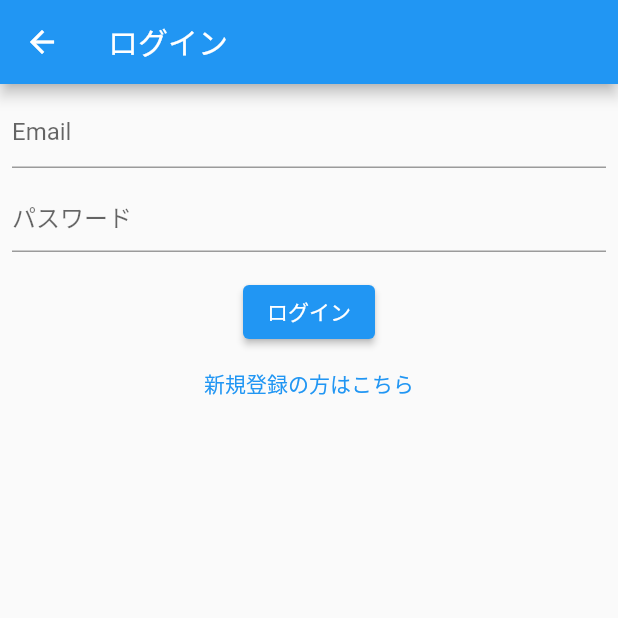
After one commit to levure-s/FanCale, a Flutter app: the LoginPage screen opened directly, on a phone screen of 412 x 824 dp, the top half of it. The commit adds this screen. Run offline on Flutter 3.47's test engine with Material 2 defaults, Android fonts, the phone set to English and light mode, and no system bars; our stand-ins replace cloud_firestore, firebase_auth, firebase_core, firebase_storage, image_picker, table_calendar; accounts and stored records are empty.

Commit message:
separate_login_form

```diff
--- /dev/null
+++ b/lib/login/login_form.dart
@@ -0,0 +1,75 @@
+import 'package:fancale/login/login_model.dart';
+import 'package:fancale/register/register_page.dart';
+import 'package:flutter/material.dart';
+import 'package:provider/provider.dart';
+
+class LoginForm extends StatelessWidget {
+  const LoginForm({super.key});
+
+  @override
+  Widget build(BuildContext context) {
+    final model = context.watch<LoginModel>();
+    return Stack(
+      children: [
+        Padding(
+            padding: const EdgeInsets.all(8.0),
+            child: Column(
+              children: [
+                TextField(
+                  controller: model.titleController,
+                  decoration: const InputDecoration(hintText: 'Email'),
+                  onChanged: (text) {
+                    model.setEmail(text);
+                  },
+                ),
+                const SizedBox(
+                  height: 8,
+                ),
+                TextField(
+                  controller: model.autherController,
+                  decoration: const InputDecoration(hintText: 'パスワード'),
+                  onChanged: (text) {
+                    model.setPaaword(text);
+                  },
+                  obscureText: true,
+                ),
+                const SizedBox(
+                  height: 16,
+                ),
+                ElevatedButton(
+                    onPressed: () async {
+                      model.startLoading();
+                      try {
+                        await model.login();
+                        Navigator.of(context).pop();
+                      } catch (e) {
+                        final snackBar = SnackBar(
+                            backgroundColor: Colors.red,
+                            content: Text(e.toString()));
+                        ScaffoldMessenger.of(context).showSnackBar(snackBar);
+                      } finally {
+                        model.endLoading();
+                      }
+                    },
+                    child: const Text('ログイン')),
+                TextButton(
+                    onPressed: () async {
+                      await Navigator.push(
+                          context,
+                          MaterialPageRoute(
+                              builder: (context) => const RegisterPage(),
+                              fullscreenDialog: true));
+                    },
+                    child: const Text('新規登録の方はこちら'))
+              ],
+            )),
+        if (model.isLoading)
+          Container(
+              color: Colors.black54,
+              child: const Center(
+                child: CircularProgressIndicator(),
+              ))
+      ],
+    );
+  }
+}
```
Also changed, not shown: lib/login/login_page.dart (+7 -77 lines).
